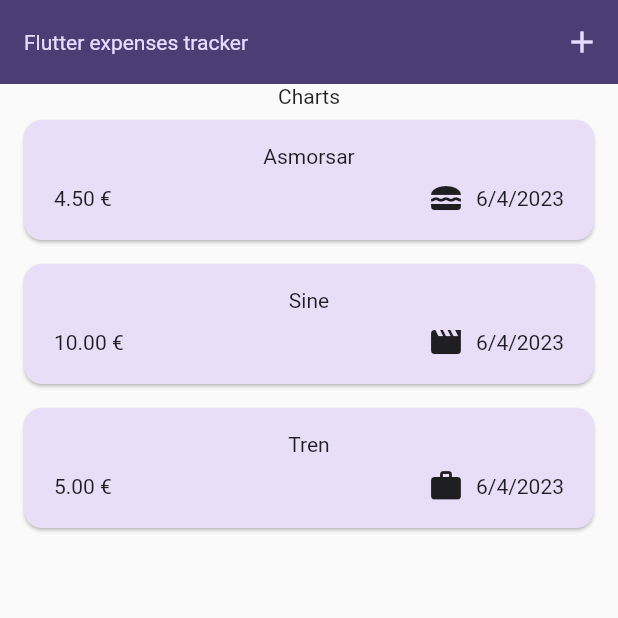
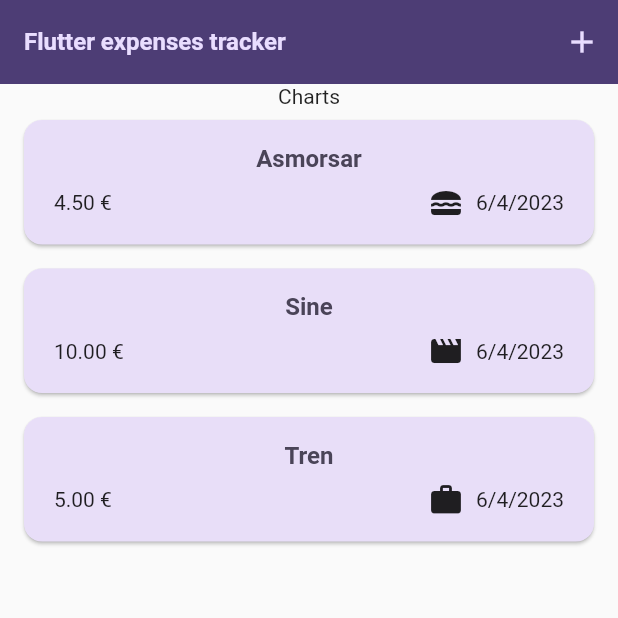
Before and after one commit to angabar/formacio, a Flutter app: the screen it shows after launch, on a phone screen of 412 x 824 dp, the top half of it. Run offline on Flutter 3.47's test engine with Material 2 defaults, Android fonts, the phone set to English and light mode, and no system bars; our stand-ins replace google_fonts.

Commit message:
More code

```diff
--- a/flutter/expense_tracker/lib/main.dart
+++ b/flutter/expense_tracker/lib/main.dart
@@ -25,9 +25,9 @@ void main() {
         ),
         textTheme: ThemeData().textTheme.copyWith(
               titleLarge: TextStyle(
-                fontWeight: FontWeight.normal,
+                fontWeight: FontWeight.bold,
                 color: kColorScheme.onSecondaryContainer,
-                fontSize: 14,
+                fontSize: 16,
               ),
             ),
       ),
--- a/flutter/expense_tracker/lib/widgets/expenses_list/expenses_item.dart
+++ b/flutter/expense_tracker/lib/widgets/expenses_list/expenses_item.dart
@@ -16,7 +16,10 @@ class ExpensesItem extends StatelessWidget {
         padding: const EdgeInsets.symmetric(horizontal: 20, vertical: 16),
         child: Column(
           children: [
-            Text(expense.title),
+            Text(
+              expense.title,
+              style: Theme.of(context).textTheme.titleLarge,
+            ),
             Container(
               margin: const EdgeInsets.only(top: 8),
               child: Row(
```
Also changed, not shown: flutter/expense_tracker/pubspec.lock.
